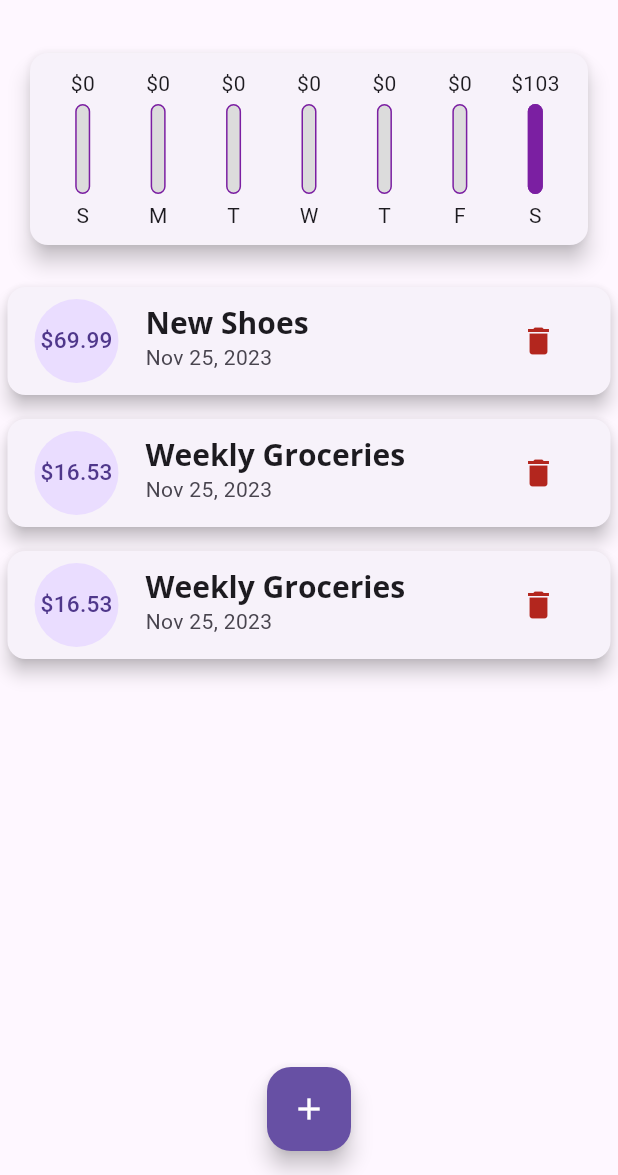
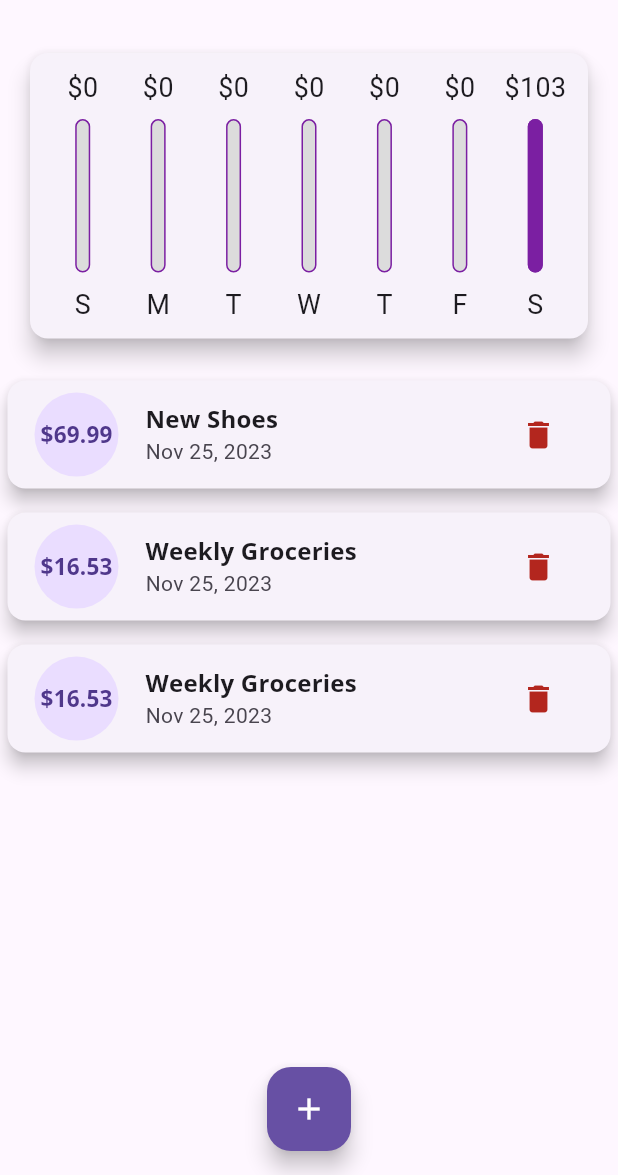
Before and after one commit to romanfarooq/Flutter-and-Dart-course, a Flutter app: the screen it shows after launch, on a phone screen of 412 x 824 dp, the part 61-1236 px from its top. Run offline on Flutter 3.47's test engine with Material 3 defaults, Android fonts, the phone set to English and light mode, and no system bars.

Commit message:
added responsiveness

```diff
--- a/expense_planner/lib/main.dart
+++ b/expense_planner/lib/main.dart
@@ -1,4 +1,5 @@
 import 'package:flutter/material.dart';
+import 'package:flutter/services.dart';
 
 import './models/transaction.dart';
 import './widgets/chart.dart';
@@ -6,6 +7,10 @@ import './widgets/new_transaction.dart';
 import './widgets/transaction_list.dart';
 
 void main() {
+  WidgetsFlutterBinding.ensureInitialized();
+  SystemChrome.setPreferredOrientations(
+    [DeviceOrientation.portraitUp, DeviceOrientation.portraitDown],
+  );
   runApp(const MyApp());
 }
 
@@ -29,6 +34,11 @@ class MyApp extends StatelessWidget {
                 fontFamily: 'OpenSans',
                 fontWeight: FontWeight.bold,
                 fontSize: 20,
+              ),
+              titleMedium: const TextStyle(
+                fontFamily: 'OpenSans',
+                fontWeight: FontWeight.bold,
+                fontSize: 16,
               ),
               labelLarge: const TextStyle(
                 color: Colors.white,
@@ -99,6 +109,12 @@ class _MyHomePageState extends State<MyHomePage> {
   void _startAddNewTransaction(BuildContext ctx) {
     showModalBottomSheet(
       context: ctx,
+      isScrollControlled: true,
+      shape: const RoundedRectangleBorder(
+        borderRadius: BorderRadius.vertical(
+          top: Radius.circular(10),
+        ),
+      ),
       builder: (_) {
         return NewTransaction(addTransaction: _addNewTransaction);
       },
@@ -107,8 +123,7 @@ class _MyHomePageState extends State<MyHomePage> {
 
   @override
   Widget build(BuildContext context) {
-    return Scaffold(
-      appBar: AppBar(
+    final appBar = AppBar(
       title: const Text('Expense Planner'),
       actions: <Widget>[
         IconButton(
@@ -116,14 +131,25 @@ class _MyHomePageState extends State<MyHomePage> {
           onPressed: () => _startAddNewTransaction(context),
         )
       ],
-      ),
+    );
+    final availableScreenHeight = MediaQuery.of(context).size.height - MediaQuery.of(context).padding.top - appBar.preferredSize.height;
+    return Scaffold(
+      appBar: appBar,
       body: SingleChildScrollView(
         child: Column(
           children: <Widget>[
-            Chart(recentTransactions: _recentTransactions),
-            TransactionList(
+            SizedBox(
+              height: availableScreenHeight * 0.3,
+              child: Chart(
+                recentTransactions: _recentTransactions,
+              ),
+            ),
+            SizedBox(
+              height: availableScreenHeight * 0.7,
+              child: TransactionList(
                 transactions: _userTransactions,
                 deleteTransaction: _deleteTransaction,
+              ),
             ),
           ],
         ),
--- a/expense_planner/lib/widgets/chart_bar.dart
+++ b/expense_planner/lib/widgets/chart_bar.dart
@@ -14,17 +14,20 @@ class ChartBar extends StatelessWidget {
 
   @override
   Widget build(BuildContext context) {
+    return LayoutBuilder(builder: (ctx, constraints) {
       return Column(
         children: <Widget>[
           SizedBox(
-          height: 20,
+            height: constraints.maxHeight * 0.15,
             child: FittedBox(
               child: Text('\$${spendingAmount.toStringAsFixed(0)}'),
             ),
           ),
-        const SizedBox(height: 4),
           SizedBox(
-          height: 60,
+            height: constraints.maxHeight * 0.05,
+          ),
+          SizedBox(
+            height: constraints.maxHeight * 0.6,
             width: 10,
             child: Stack(
               children: <Widget>[
@@ -50,9 +53,17 @@ class ChartBar extends StatelessWidget {
               ],
             ),
           ),
-        const SizedBox(height: 4),
-        Text(label),
+          SizedBox(
+            height: constraints.maxHeight * 0.05,
+          ),
+          SizedBox(
+            height: constraints.maxHeight * 0.15,
+            child: FittedBox(
+              child: Text(label),
+            ),
+          ),
         ],
       );
+    });
   }
 }
--- a/expense_planner/lib/widgets/new_transaction.dart
+++ b/expense_planner/lib/widgets/new_transaction.dart
@@ -54,10 +54,10 @@ class _NewTransactionState extends State<NewTransaction> {
 
   @override
   Widget build(BuildContext context) {
-    return Card(
+    return SingleChildScrollView(
       child: Container(
         width: double.infinity,
-        padding: const EdgeInsets.all(5),
+        padding: EdgeInsets.fromLTRB(10, 10, 10, MediaQuery.of(context).viewInsets.bottom + 10),
         child: Column(
           crossAxisAlignment: CrossAxisAlignment.center,
           children: <Widget>[
--- a/expense_planner/lib/widgets/transaction_list.dart
+++ b/expense_planner/lib/widgets/transaction_list.dart
@@ -11,25 +11,25 @@ class TransactionList extends StatelessWidget {
 
   @override
   Widget build(BuildContext context) {
-    return SizedBox(
-      height: 650,
-      child: transactions.isEmpty
-          ? Column(
+    return transactions.isEmpty
+        ? LayoutBuilder(builder: (ctx, constraints) {
+            return Column(
               children: <Widget>[
                 Text(
                   'No transactions added yet!',
                   style: Theme.of(context).textTheme.titleLarge,
                 ),
-                const SizedBox(height: 20),
-                SizedBox(
-                  height: 200,
+                SizedBox(height: constraints.maxHeight * 0.05),
+                Expanded(
                   child: Image.asset(
                     'assets/images/waiting.png',
                     fit: BoxFit.cover,
                   ),
                 ),
+                SizedBox(height: constraints.maxHeight * 0.2),
               ],
-            )
+            );
+          })
         : ListView.builder(
             itemBuilder: (ctx, index) {
               return Card(
@@ -44,14 +44,13 @@ class TransactionList extends StatelessWidget {
                     child: Padding(
                       padding: const EdgeInsets.all(6),
                       child: FittedBox(
-                          child: Text(
-                              '\$${transactions[index].amount.toStringAsFixed(2)}'),
+                        child: Text('\$${transactions[index].amount.toStringAsFixed(2)}'),
                       ),
                     ),
                   ),
                   title: Text(
                     transactions[index].title,
-                      style: Theme.of(context).textTheme.titleLarge,
+                    style: Theme.of(context).textTheme.titleMedium,
                   ),
                   subtitle: Text(
                     DateFormat.yMMMd().format(transactions[index].date),
@@ -65,7 +64,6 @@ class TransactionList extends StatelessWidget {
               );
             },
             itemCount: transactions.length,
-            ),
           );
   }
 }
```
Lines whose indentation alone changed are shown as unchanged.
